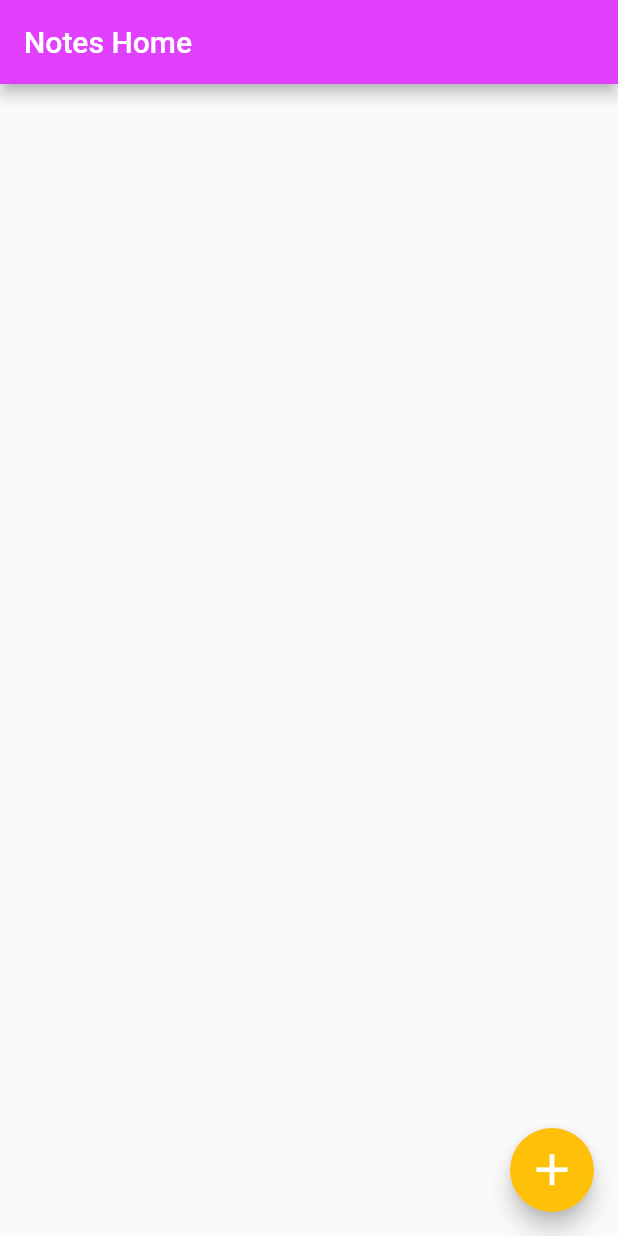
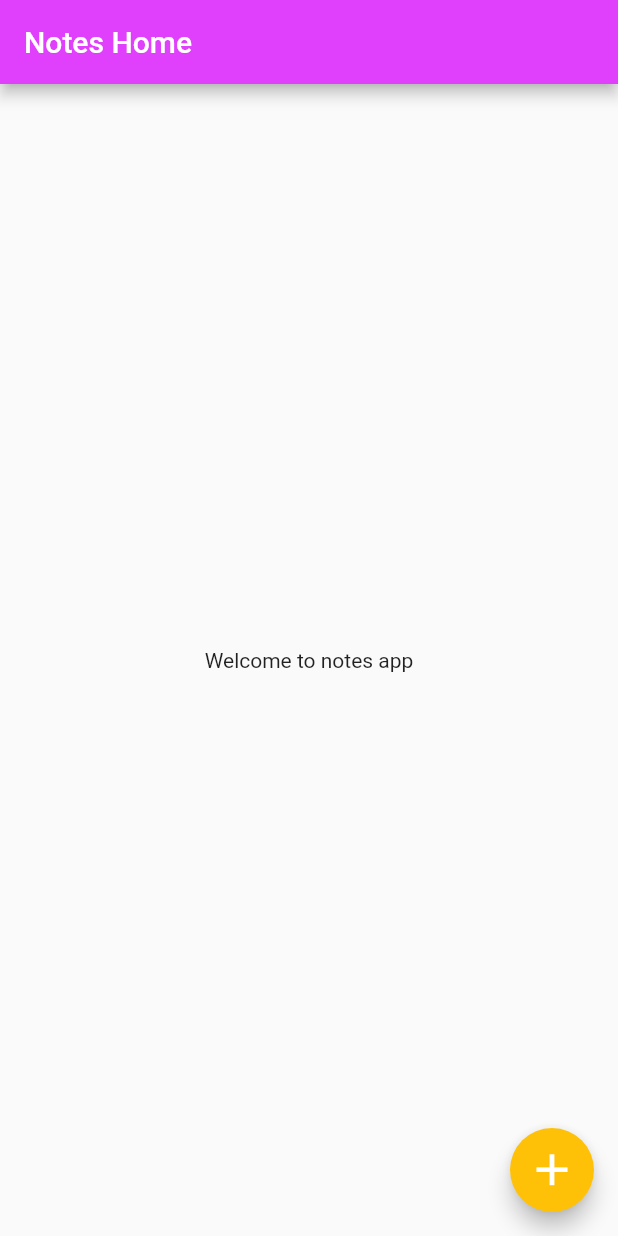
Before and after one commit to aniekan12/notes_app_bloc, a Flutter app: the screen it shows after launch, on a phone screen of 412 x 824 dp. Run offline on Flutter 3.47's test engine with Material 2 defaults, Android fonts, the light colour scheme and no system bars; our stand-ins replace bloc, equatable, flutter_bloc.

Commit message:
🎉 add notes, get notes bloc

```diff
--- /dev/null
+++ b/lib/core/api/api.dart
@@ -0,0 +1,35 @@
+import 'package:notes_app_web/core/models/notes_model.dart';
+
+class Api {
+  List<NotesModel> _notes = [
+    NotesModel(
+      noteTitle: 'Note 1',
+      noteContent: 'Description 1',
+    ),
+    NotesModel(
+      noteTitle: 'Note 2',
+      noteContent: 'Description 2',
+    ),
+    NotesModel(
+      noteTitle: 'Note 3',
+      noteContent: 'Description 3',
+    ),
+    NotesModel(
+      noteTitle: 'Note 4',
+      noteContent: 'Description 4',
+    ),
+    NotesModel(
+      noteTitle: 'Note 5',
+      noteContent: 'Description 5',
+    ),
+  ];
+  List<NotesModel> get notes => _notes;
+  addNotes({required NotesModel notes}) {
+    _notes.add(notes);
+    return _notes;
+  }
+
+  getNotes() {
+    return _notes;
+  }
+}
--- /dev/null
+++ b/lib/core/bloc/bloc.dart
@@ -0,0 +1 @@
+export 'notes/notes_bloc.dart';
--- a/lib/core/bloc/notes/notes_bloc.dart
+++ b/lib/core/bloc/notes/notes_bloc.dart
@@ -1,14 +1,25 @@
+import 'dart:async';
 import 'package:bloc/bloc.dart';
 import 'package:equatable/equatable.dart';
-import 'package:meta/meta.dart';
-
+import 'package:notes_app_web/core/models/notes_model.dart';
+import 'package:notes_app_web/core/repositories/notes_repository.dart';
 part 'notes_event.dart';
 part 'notes_state.dart';
 
 class NotesBloc extends Bloc<NotesEvent, NotesState> {
-  NotesBloc() : super(NotesInitial()) {
-    on<NotesEvent>((event, emit) {
-      // TODO: implement event handler
-    });
+  NotesBloc() : super(const NotesState()) {
+    on<GetNotesEvent>(_mapGetNotesEventToState);
+  }
+
+  void _mapGetNotesEventToState(
+      GetNotesEvent event, Emitter<NotesState> emit) async {
+    final notes = NotesRepository();
+    try {
+      emit(state.copyWith(status: NotesStatus.loading));
+      final note = await notes.getNotes();
+      emit(state.copyWith(notes: note, status: NotesStatus.success));
+    } catch (e) {
+      emit(state.copyWith(status: NotesStatus.failure));
+    }
   }
 }
--- a/lib/core/bloc/notes/notes_event.dart
+++ b/lib/core/bloc/notes/notes_event.dart
@@ -1,4 +1,38 @@
 part of 'notes_bloc.dart';
 
-@immutable
-abstract class NotesEvent {}
+class NotesEvent extends Equatable {
+  @override
+  List<Object?> get props => [];
+}
+
+class GetNotesEvent extends NotesEvent {
+  final List<NotesModel> notes;
+  GetNotesEvent({required this.notes});
+
+  @override
+  List<Object?> get props => [notes];
+}
+
+class AddNotesEvent extends NotesEvent {
+  final NotesModel notes;
+  AddNotesEvent({required this.notes});
+
+  @override
+  List<Object?> get props => [notes];
+}
+
+// class DeleteNotesEvent extends NotesEvent {
+//   final NotesModel notes;
+//   DeleteNotesEvent({required this.notes});
+
+//   @override
+//   List<Object?> get props => [notes];
+// }
+
+// class UpdateNotesEvent extends NotesEvent {
+//   final NotesModel notes;
+//   UpdateNotesEvent({required this.notes});
+
+//   @override
+//   List<Object?> get props => [notes];
+// }
--- a/lib/core/bloc/notes/notes_state.dart
+++ b/lib/core/bloc/notes/notes_state.dart
@@ -1,9 +1,33 @@
 part of 'notes_bloc.dart';
 
-@immutable
-abstract class NotesState extends Equatable {}
+enum NotesStatus { initial, loading, success, failure }
 
-class NotesInitial extends NotesState {
+extension NotesStatusX on NotesStatus {
+  bool get isInitial => this == NotesStatus.initial;
+  bool get isLoading => this == NotesStatus.loading;
+  bool get isSuccess => this == NotesStatus.success;
+  bool get isFailure => this == NotesStatus.failure;
+}
+
+class NotesState extends Equatable {
+  final List<NotesModel>? notes;
+  final NotesStatus? status;
+
+  const NotesState({
+    this.notes,
+    this.status = NotesStatus.initial,
+  });
+
   @override
-  List<Object?> get props => [];
+  List<Object?> get props => [notes, status];
+
+  NotesState copyWith({
+    List<NotesModel>? notes,
+    NotesStatus? status,
+  }) {
+    return NotesState(
+      notes: notes ?? this.notes,
+      status: status ?? this.status,
+    );
+  }
 }
--- a/lib/core/models/notes_model.dart
+++ b/lib/core/models/notes_model.dart
@@ -0,0 +1,6 @@
+class NotesModel {
+  String noteTitle;
+  String noteContent;
+
+  NotesModel({required this.noteTitle, required this.noteContent});
+}
--- a/lib/core/repositories/notes_repository.dart
+++ b/lib/core/repositories/notes_repository.dart
@@ -0,0 +1,13 @@
+import 'package:notes_app_web/core/api/api.dart';
+import 'package:notes_app_web/core/models/notes_model.dart';
+
+class NotesRepository {
+  final api = Api();
+  Future getNotes() {
+    return api.getNotes();
+  }
+
+  // Future addNotes({required List< notes}) {
+  //   return api.addNotes(notes: notes);
+  // }
+}
--- a/lib/main.dart
+++ b/lib/main.dart
@@ -1,4 +1,6 @@
 import 'package:flutter/material.dart';
+import 'package:flutter_bloc/flutter_bloc.dart';
+import 'package:notes_app_web/core/bloc/notes/notes_bloc.dart';
 import 'package:notes_app_web/ui/home/view.dart';
 
 void main() {
@@ -8,14 +10,18 @@ void main() {
 class MyApp extends StatelessWidget {
   const MyApp({Key? key}) : super(key: key);
 
-  // This widget is the root of your application.
   @override
   Widget build(BuildContext context) {
     return MaterialApp(
       theme: ThemeData(
         primarySwatch: Colors.blue,
       ),
-      home: const HomeView(),
+      home: MultiBlocProvider(
+        providers: [
+          BlocProvider(create: (context) => NotesBloc()),
+        ],
+        child: const HomeView(),
+      ),
     );
   }
 }
--- a/lib/ui/home/view.dart
+++ b/lib/ui/home/view.dart
@@ -1,4 +1,7 @@
 import 'package:flutter/material.dart';
+import 'package:flutter_bloc/flutter_bloc.dart';
+import 'package:notes_app_web/core/bloc/notes/notes_bloc.dart';
+import 'package:notes_app_web/ui/add_notes/view.dart';
 import 'package:notes_app_web/ui/home/widgets/widgets.dart';
 
 class HomeView extends StatefulWidget {
@@ -12,9 +15,54 @@ class _HomeViewState extends State<HomeView> {
   @override
   Widget build(BuildContext context) {
     return Scaffold(
-      appBar: notesAppBar(title: 'Notes Home'),
-      body: ListView(),
-      floatingActionButton: floatingActionButton(onPressed: () {}),
-    );
+        appBar: notesAppBar(title: 'Notes Home'),
+        body: BlocBuilder<NotesBloc, NotesState>(
+          builder: (context, state) {
+            if (state.status == NotesStatus.initial) {
+              return const Center(
+                child: Text('Welcome to notes app'),
+              );
+            }
+            if (state.status == NotesStatus.loading) {
+              return const Center(
+                child: CircularProgressIndicator(),
+              );
+            }
+            if (state.status == NotesStatus.failure) {
+              return const Center(
+                child: Text('Something went wrong!'),
+              );
+            }
+            if (state.status == NotesStatus.success) {
+              return ListView.builder(
+                itemCount: state.notes!.length,
+                itemBuilder: (context, index) {
+                  return Column(
+                    children: [
+                      Text(state.notes![index].noteTitle),
+                      const SizedBox(height: 20),
+                      Text(state.notes![index].noteContent),
+                    ],
+                  );
+                },
+              );
+            }
+            return ListView(
+              children: [],
+            );
+          },
+        ),
+        floatingActionButton: floatingActionButton(
+            onPressed: () => showModalBottomSheet(
+                context: context,
+                isScrollControlled: true,
+                backgroundColor: Colors.transparent,
+                isDismissible: true,
+                builder: (context) {
+                  return const FractionallySizedBox(
+                    heightFactor: 0.93,
+                    child: AddNewNotes(),
+                  );
+                })));
   }
 }
```
Also changed, not shown: lib/ui/add_notes/view.dart (added, +35 -0 lines), lib/ui/widgets/app_button.dart (added, +107 -0 lines), lib/ui/widgets/custom_textfield.dart (added, +167 -0 lines).
